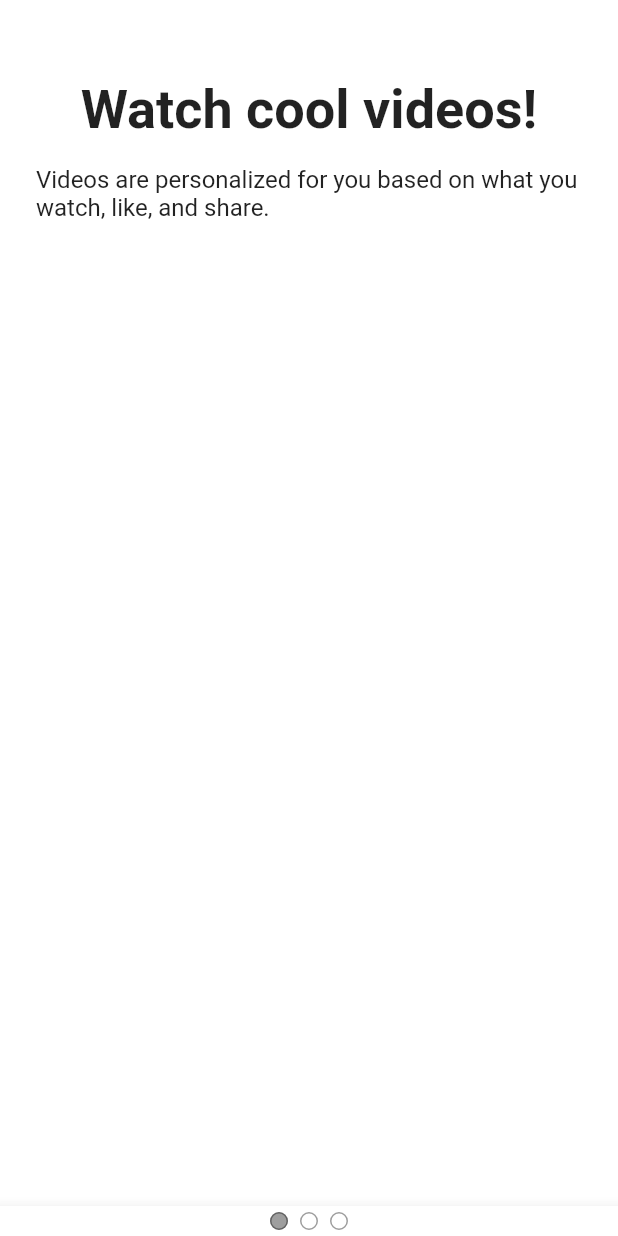
After one commit to camelcrush/tiktok-flutter, a Flutter app: the screen it shows after launch, after a tap on "Next", on a phone screen of 412 x 824 dp. The commit adds this screen. Run offline on Flutter 3.47's test engine with Material 2 defaults, Android fonts, the phone set to English and light mode, and no system bars; our stand-ins replace font_awesome_flutter.

Commit message:
Tutorial Screen : DefaultTabController, TabBarView, TabPageSelector

```diff
--- a/lib/features/onboarding/interests_screen.dart
+++ b/lib/features/onboarding/interests_screen.dart
@@ -1,6 +1,7 @@
 import 'package:flutter/material.dart';
 import 'package:tiktokapp/constants/gaps.dart';
 import 'package:tiktokapp/constants/size.dart';
+import 'package:tiktokapp/features/onboarding/tutorial_screen.dart';
 import 'package:tiktokapp/features/onboarding/widgets/interest_button.dart';
 
 const interests = [
@@ -69,6 +70,15 @@
         _showTitle = false;
       });
     }
+  }
+
+  void _onNextTap() {
+    Navigator.push(
+      context,
+      MaterialPageRoute(
+        builder: (context) => const TutorialScreen(),
+      ),
+    );
   }
 
   @override
@@ -147,6 +157,8 @@
             bottom: Sizes.size40,
           ),
           // CupertionoButton을 사용해도 됨
+          child: GestureDetector(
+            onTap: _onNextTap,
             child: Container(
               padding: const EdgeInsets.symmetric(
                 vertical: Sizes.size16 + Sizes.size2,
@@ -166,6 +178,7 @@
             ),
           ),
         ),
+      ),
     );
   }
 }
--- /dev/null
+++ b/lib/features/onboarding/tutorial_screen.dart
@@ -0,0 +1,117 @@
+import 'package:flutter/material.dart';
+import 'package:tiktokapp/constants/gaps.dart';
+import 'package:tiktokapp/constants/size.dart';
+
+class TutorialScreen extends StatefulWidget {
+  const TutorialScreen({Key? key}) : super(key: key);
+
+  @override
+  State<TutorialScreen> createState() => _TutorialScreenState();
+}
+
+class _TutorialScreenState extends State<TutorialScreen> {
+  @override
+  Widget build(BuildContext context) {
+    // DefaultTabController > TabBarView 위젯 : 스와이프 화면 구성
+    return DefaultTabController(
+      length: 3,
+      child: Scaffold(
+        body: SafeArea(
+          child: TabBarView(children: [
+            Padding(
+              padding: const EdgeInsets.symmetric(
+                horizontal: Sizes.size24,
+              ),
+              child: Column(
+                mainAxisAlignment: MainAxisAlignment.start,
+                children: const [
+                  Gaps.v52,
+                  Text(
+                    'Watch cool videos!',
+                    style: TextStyle(
+                      fontSize: Sizes.size36,
+                      fontWeight: FontWeight.bold,
+                    ),
+                  ),
+                  Gaps.v16,
+                  Text(
+                    'Videos are personalized for you based on what you watch, like, and share.',
+                    style: TextStyle(
+                      fontSize: Sizes.size16,
+                    ),
+                  )
+                ],
+              ),
+            ),
+            Padding(
+              padding: const EdgeInsets.symmetric(
+                horizontal: Sizes.size24,
+              ),
+              child: Column(
+                mainAxisAlignment: MainAxisAlignment.start,
+                children: const [
+                  Gaps.v52,
+                  Text(
+                    'Follow the rules!',
+                    style: TextStyle(
+                      fontSize: Sizes.size36,
+                      fontWeight: FontWeight.bold,
+                    ),
+                  ),
+                  Gaps.v16,
+                  Text(
+                    'Videos are personalized for you based on what you watch, like, and share.',
+                    style: TextStyle(
+                      fontSize: Sizes.size16,
+                    ),
+                  )
+                ],
+              ),
+            ),
+            Padding(
+              padding: const EdgeInsets.symmetric(
+                horizontal: Sizes.size24,
+              ),
+              child: Column(
+                mainAxisAlignment: MainAxisAlignment.start,
+                children: const [
+                  Gaps.v52,
+                  Text(
+                    'Enjoy the ride',
+                    style: TextStyle(
+                      fontSize: Sizes.size36,
+                      fontWeight: FontWeight.bold,
+                    ),
+                  ),
+                  Gaps.v16,
+                  Text(
+                    'Videos are personalized for you based on what you watch, like, and share.',
+                    style: TextStyle(
+                      fontSize: Sizes.size16,
+                    ),
+                  )
+                ],
+              ),
+            ),
+          ]),
+        ),
+        bottomNavigationBar: BottomAppBar(
+          child: Container(
+            padding: const EdgeInsets.symmetric(
+              horizontal: Sizes.size24,
+            ),
+            child: Row(
+              mainAxisAlignment: MainAxisAlignment.center,
+              children: const [
+                // BottomAppBar가 DefaultTabController 밑에 있기 때문에 스와이프가 자동 설정됨
+                TabPageSelector(
+                  selectedColor: Colors.black38,
+                )
+              ],
+            ),
+          ),
+        ),
+      ),
+    );
+  }
+}
```
Lines whose indentation alone changed are shown as unchanged.
